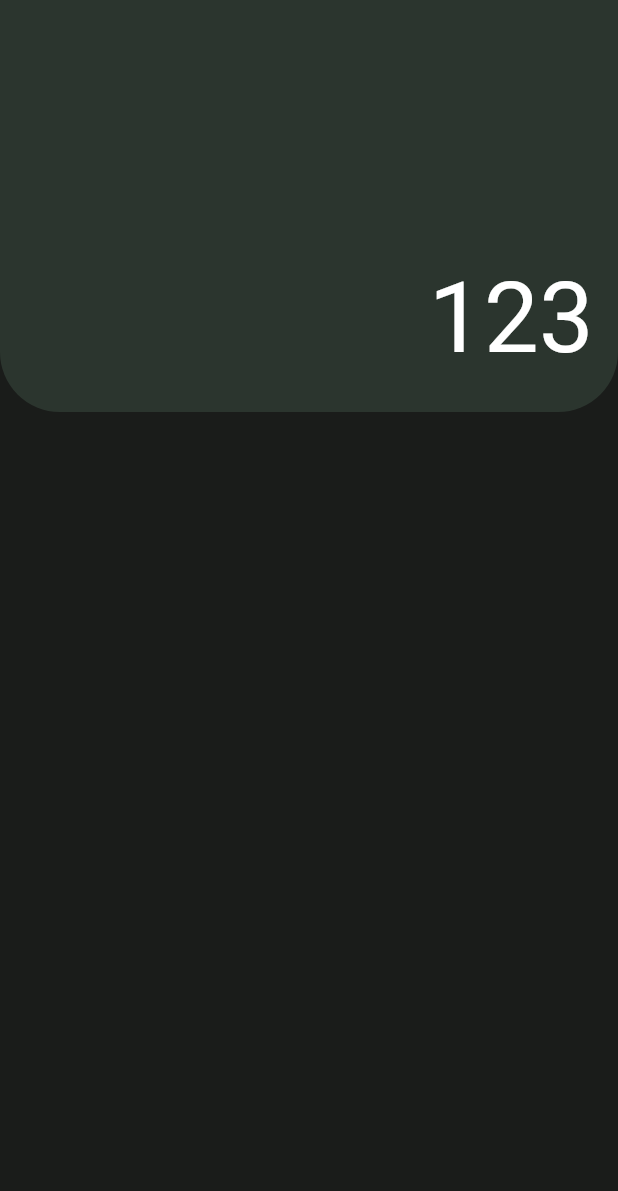
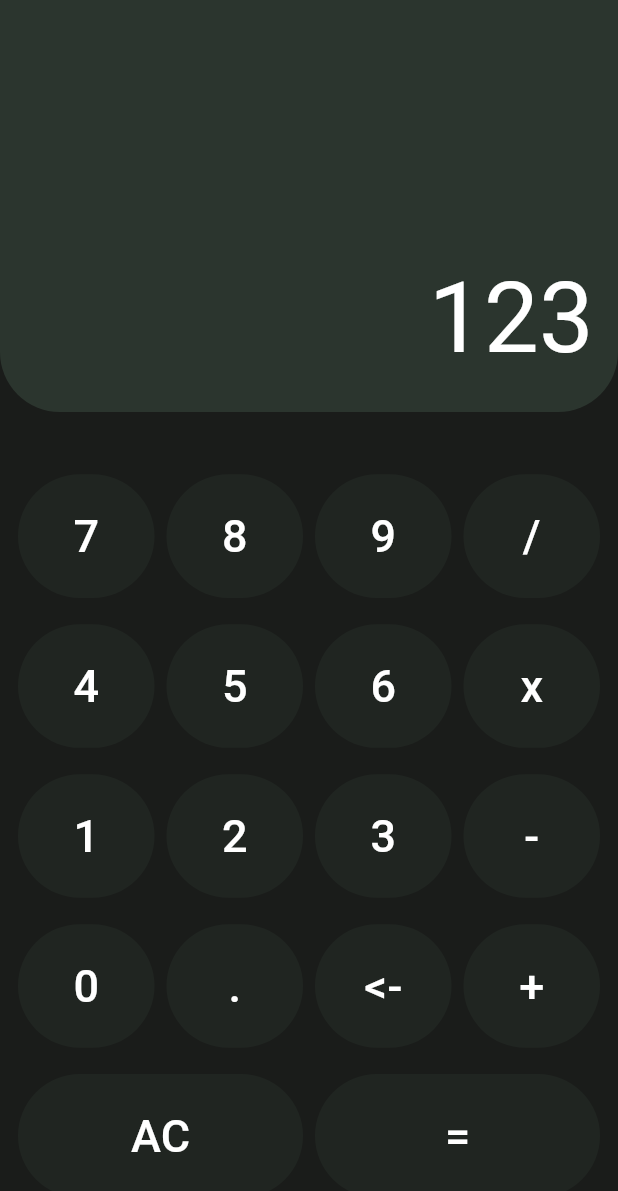
Before and after one commit to fr4nsgallegos/recetasappg13, a Flutter app: the screen it shows after launch, on a phone screen of 412 x 824 dp. Shown: the top 1191 px of the screen. Run offline on Flutter 3.47's test engine with Material 3 defaults, Android fonts, the phone set to English and light mode, and no system bars; our stand-ins replace go_router.

Commit message:
interfaz de botones

```diff
--- /dev/null
+++ b/lib/pages/calculator/button_model.dart
@@ -0,0 +1,38 @@
+import 'package:flutter/material.dart';
+
+class ButtonModel {
+  String texto;
+  VoidCallback funcion;
+  Color? color = Color(0xff202521);
+
+  ButtonModel({required this.texto, required this.funcion, this.color});
+}
+
+List<ButtonModel> fila1 = [
+  ButtonModel(texto: "7", funcion: () {}),
+  ButtonModel(texto: "8", funcion: () {}),
+  ButtonModel(texto: "9", funcion: () {}),
+  ButtonModel(texto: "/", funcion: () {}),
+];
+List<ButtonModel> fila2 = [
+  ButtonModel(texto: "4", funcion: () {}),
+  ButtonModel(texto: "5", funcion: () {}),
+  ButtonModel(texto: "6", funcion: () {}),
+  ButtonModel(texto: "x", funcion: () {}),
+];
+List<ButtonModel> fila3 = [
+  ButtonModel(texto: "1", funcion: () {}),
+  ButtonModel(texto: "2", funcion: () {}),
+  ButtonModel(texto: "3", funcion: () {}),
+  ButtonModel(texto: "-", funcion: () {}),
+];
+List<ButtonModel> fila4 = [
+  ButtonModel(texto: "0", funcion: () {}),
+  ButtonModel(texto: ".", funcion: () {}),
+  ButtonModel(texto: "<-", funcion: () {}),
+  ButtonModel(texto: "+", funcion: () {}),
+];
+List<ButtonModel> fila5 = [
+  ButtonModel(texto: "AC", funcion: () {}),
+  ButtonModel(texto: "=", funcion: () {}),
+];
--- /dev/null
+++ b/lib/pages/calculator/button_widget.dart
@@ -0,0 +1,29 @@
+import 'package:flutter/material.dart';
+
+class ButtonWidget extends StatelessWidget {
+  String texto;
+
+  ButtonWidget(this.texto, {super.key});
+
+  @override
+  Widget build(BuildContext context) {
+    return Expanded(
+      child: OutlinedButton(
+        style: OutlinedButton.styleFrom(
+          backgroundColor: Color(0xff202521),
+          side: BorderSide.none,
+        ),
+        onPressed: () {},
+        child: Container(
+          alignment: Alignment.center,
+          height: MediaQuery.of(context).size.height / 10,
+          // width: MediaQuery.of(context).size.width / 8,
+          child: Text(
+            texto,
+            style: TextStyle(color: Colors.white, fontSize: 30),
+          ),
+        ),
+      ),
+    );
+  }
+}
--- a/lib/pages/calculator/calculator_page.dart
+++ b/lib/pages/calculator/calculator_page.dart
@@ -1,7 +1,24 @@
 import 'package:flutter/material.dart';
+import 'package:recetasappg13/pages/calculator/button_model.dart';
+import 'package:recetasappg13/pages/calculator/button_widget.dart';
 
 class CalculatorPage extends StatelessWidget {
   const CalculatorPage({super.key});
+
+  Widget _buildRowButton(List<ButtonModel> lista) {
+    return Row(
+      children: lista
+          .map(
+            (elemento) => Expanded(
+              child: Padding(
+                padding: const EdgeInsets.symmetric(horizontal: 4),
+                child: ButtonWidget(elemento.texto),
+              ),
+            ),
+          )
+          .toList(),
+    );
+  }
 
   @override
   Widget build(BuildContext context) {
@@ -26,6 +43,22 @@ class CalculatorPage extends StatelessWidget {
               style: TextStyle(color: Colors.white, fontSize: 65),
             ),
           ),
+          SizedBox(height: 16),
+          Expanded(
+            child: Padding(
+              padding: const EdgeInsets.all(8.0),
+              child: Column(
+                mainAxisAlignment: MainAxisAlignment.spaceEvenly,
+                children: [
+                  _buildRowButton(fila1),
+                  _buildRowButton(fila2),
+                  _buildRowButton(fila3),
+                  _buildRowButton(fila4),
+                  _buildRowButton(fila5),
+                ],
+              ),
+            ),
+          ),
         ],
       ),
     );
```
